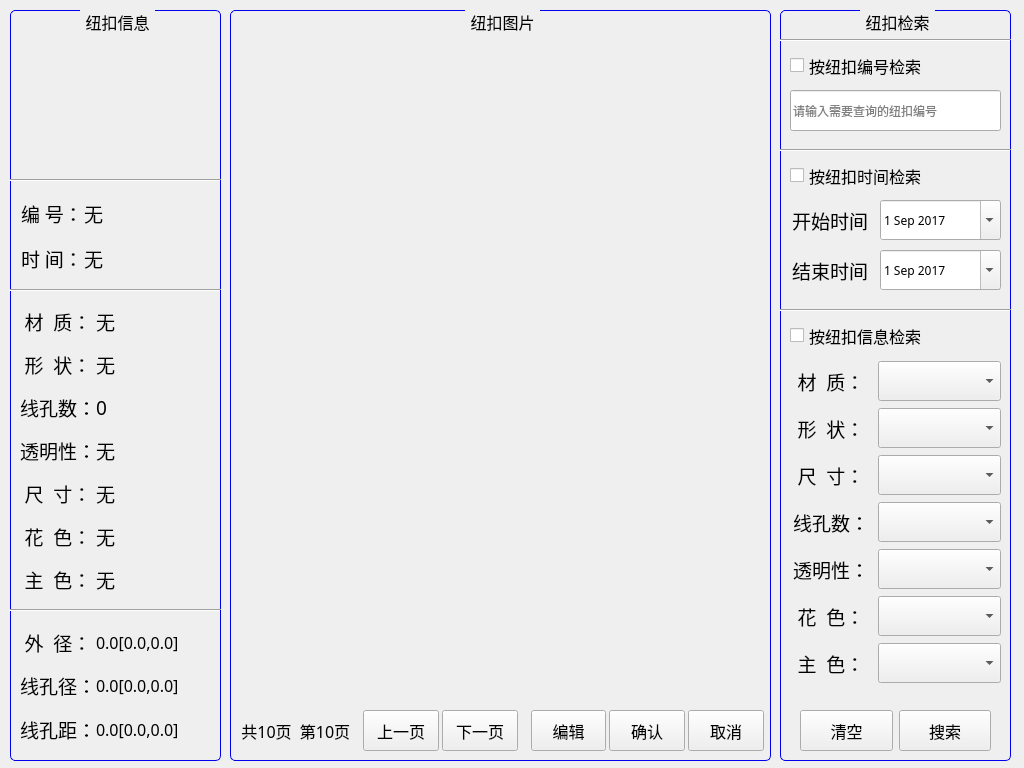
Old version of the form Form/ButtonSelForm.ui in the repository hkchenhao/MachineVisionControl.
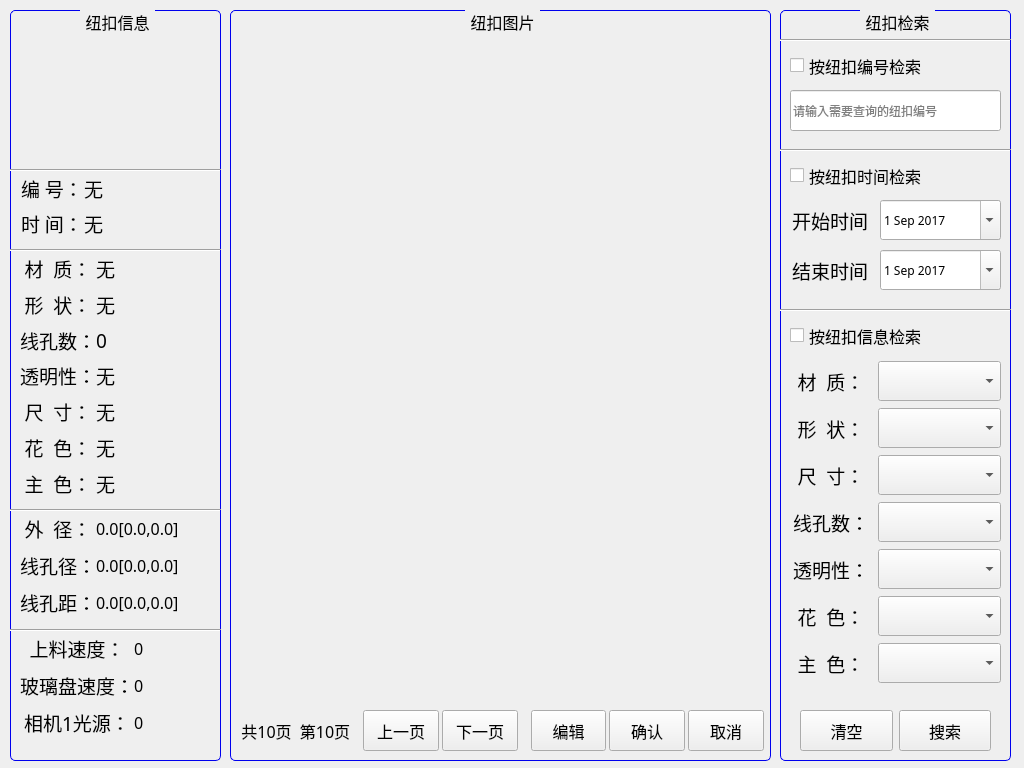
New version of the form. Icons and pictures are not drawn.

Diff of the .ui file:
```diff
--- a/Form/ButtonSelForm.ui
+++ b/Form/ButtonSelForm.ui
@@ -78,9 +78,9 @@
     <property name="geometry">
      <rect>
       <x>10</x>
-      <y>290</y>
+      <y>240</y>
       <width>191</width>
-      <height>301</height>
+      <height>251</height>
      </rect>
     </property>
     <property name="font">
@@ -362,9 +362,9 @@
     <property name="geometry">
      <rect>
       <x>10</x>
-      <y>180</y>
+      <y>160</y>
       <width>191</width>
-      <height>91</height>
+      <height>71</height>
      </rect>
     </property>
     <property name="font">
@@ -475,9 +475,9 @@
     <property name="geometry">
      <rect>
       <x>10</x>
-      <y>610</y>
+      <y>500</y>
       <width>191</width>
-      <height>131</height>
+      <height>111</height>
      </rect>
     </property>
     <property name="font">
@@ -615,7 +615,7 @@
     <property name="geometry">
      <rect>
       <x>0</x>
-      <y>160</y>
+      <y>150</y>
       <width>211</width>
       <height>21</height>
      </rect>
@@ -628,7 +628,7 @@
     <property name="geometry">
      <rect>
       <x>0</x>
-      <y>270</y>
+      <y>230</y>
       <width>211</width>
       <height>21</height>
      </rect>
@@ -641,7 +641,160 @@
     <property name="geometry">
      <rect>
       <x>0</x>
-      <y>590</y>
+      <y>490</y>
+      <width>211</width>
+      <height>21</height>
+     </rect>
+    </property>
+    <property name="orientation">
+     <enum>Qt::Horizontal</enum>
+    </property>
+   </widget>
+   <widget class="QWidget" name="layoutWidget_6">
+    <property name="geometry">
+     <rect>
+      <x>10</x>
+      <y>620</y>
+      <width>191</width>
+      <height>111</height>
+     </rect>
+    </property>
+    <property name="font">
+     <font>
+      <family>Yahei Mono</family>
+     </font>
+    </property>
+    <layout class="QGridLayout" name="gridLayout1_4" columnstretch="1,2">
+     <property name="spacing">
+      <number>0</number>
+     </property>
+     <item row="1" column="0">
+      <widget class="QLabel" name="label_29">
+       <property name="sizePolicy">
+        <sizepolicy hsizetype="Preferred" vsizetype="Preferred">
+         <horstretch>0</horstretch>
+         <verstretch>0</verstretch>
+        </sizepolicy>
+       </property>
+       <property name="font">
+        <font>
+         <family>Yahei Mono</family>
+         <pointsize>14</pointsize>
+         <weight>50</weight>
+         <bold>false</bold>
+        </font>
+       </property>
+       <property name="text">
+        <string>玻璃盘速度：</string>
+       </property>
+       <property name="alignment">
+        <set>Qt::AlignCenter</set>
+       </property>
+      </widget>
+     </item>
+     <item row="2" column="1">
+      <widget class="QLabel" name="LabelInfo_XKJL_2">
+       <property name="font">
+        <font>
+         <family>Yahei Mono</family>
+         <pointsize>12</pointsize>
+         <weight>50</weight>
+         <bold>false</bold>
+        </font>
+       </property>
+       <property name="text">
+        <string>0</string>
+       </property>
+       <property name="alignment">
+        <set>Qt::AlignLeading|Qt::AlignLeft|Qt::AlignVCenter</set>
+       </property>
+      </widget>
+     </item>
+     <item row="2" column="0">
+      <widget class="QLabel" name="label_30">
+       <property name="font">
+        <font>
+         <family>Yahei Mono</family>
+         <pointsize>14</pointsize>
+         <weight>50</weight>
+         <bold>false</bold>
+        </font>
+       </property>
+       <property name="text">
+        <string>相机1光源：</string>
+       </property>
+       <property name="alignment">
+        <set>Qt::AlignCenter</set>
+       </property>
+       <property name="margin">
+        <number>0</number>
+       </property>
+       <property name="indent">
+        <number>0</number>
+       </property>
+      </widget>
+     </item>
+     <item row="0" column="0">
+      <widget class="QLabel" name="label_31">
+       <property name="font">
+        <font>
+         <family>Yahei Mono</family>
+         <pointsize>14</pointsize>
+         <weight>50</weight>
+         <bold>false</bold>
+        </font>
+       </property>
+       <property name="text">
+        <string>上料速度：</string>
+       </property>
+       <property name="alignment">
+        <set>Qt::AlignCenter</set>
+       </property>
+      </widget>
+     </item>
+     <item row="1" column="1">
+      <widget class="QLabel" name="LabelInfo_XKJ_2">
+       <property name="font">
+        <font>
+         <family>Yahei Mono</family>
+         <pointsize>12</pointsize>
+         <weight>50</weight>
+         <bold>false</bold>
+        </font>
+       </property>
+       <property name="text">
+        <string>0</string>
+       </property>
+       <property name="alignment">
+        <set>Qt::AlignLeading|Qt::AlignLeft|Qt::AlignVCenter</set>
+       </property>
+      </widget>
+     </item>
+     <item row="0" column="1">
+      <widget class="QLabel" name="LabelInfo_WJ_2">
+       <property name="font">
+        <font>
+         <family>Yahei Mono</family>
+         <pointsize>12</pointsize>
+         <weight>50</weight>
+         <bold>false</bold>
+        </font>
+       </property>
+       <property name="text">
+        <string>0</string>
+       </property>
+       <property name="alignment">
+        <set>Qt::AlignLeading|Qt::AlignLeft|Qt::AlignVCenter</set>
+       </property>
+      </widget>
+     </item>
+    </layout>
+   </widget>
+   <widget class="Line" name="line_7">
+    <property name="geometry">
+     <rect>
+      <x>0</x>
+      <y>610</y>
       <width>211</width>
       <height>21</height>
      </rect>
```
